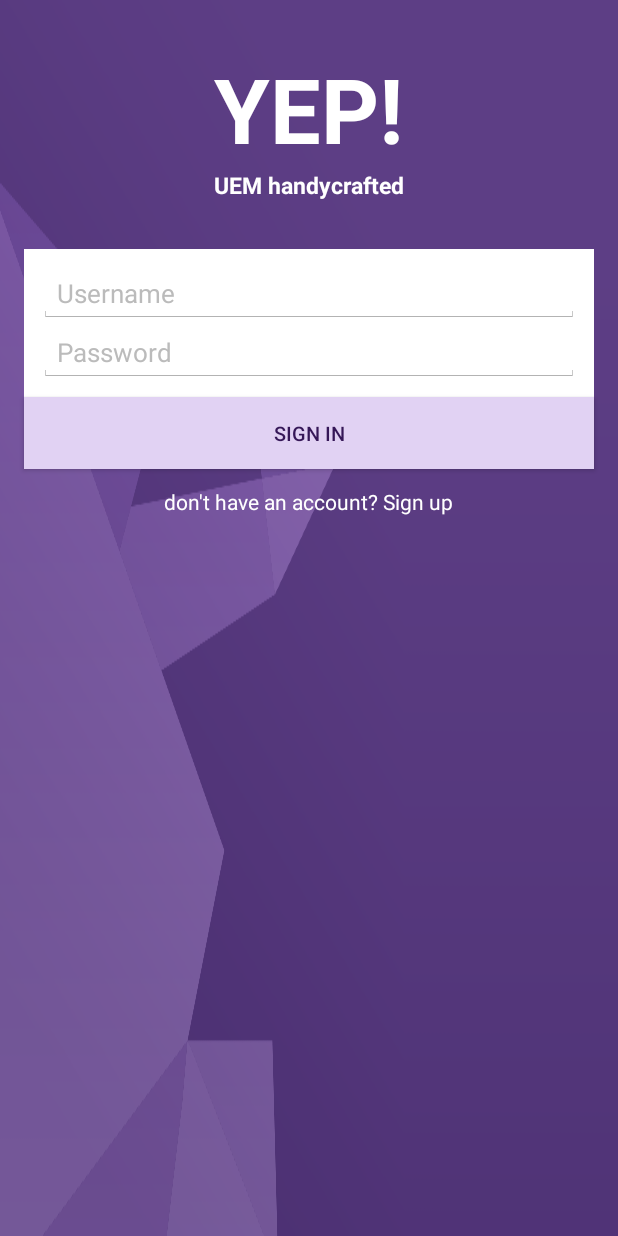
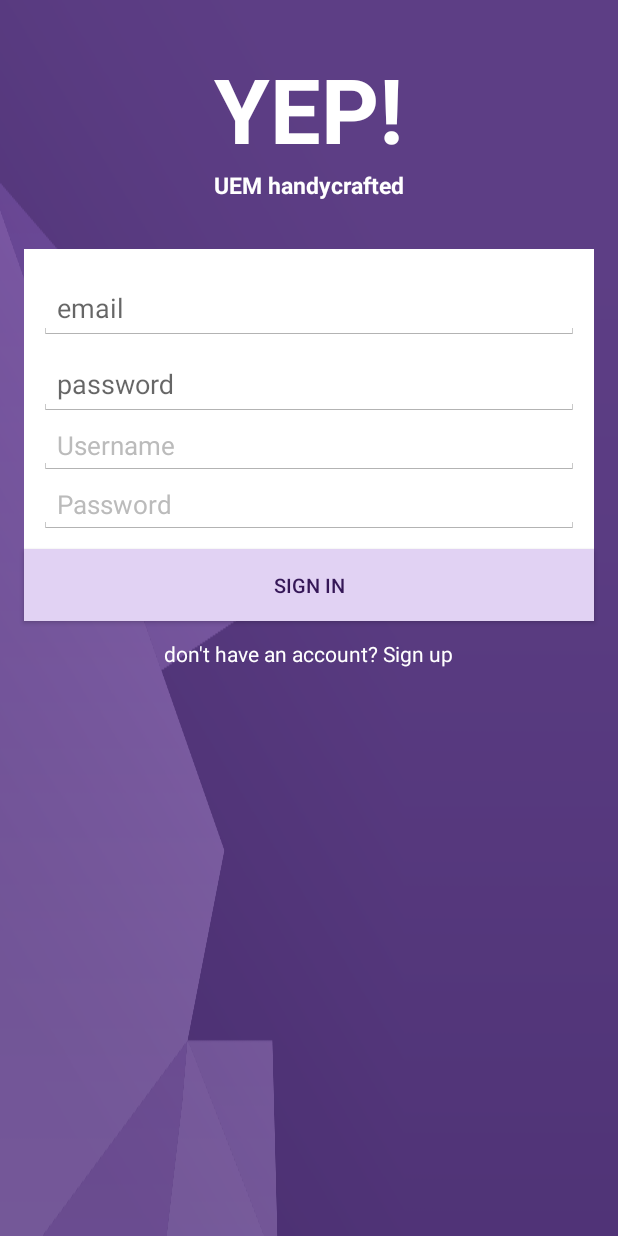
Before and after one commit to Sanperolo/Qizit, an Android app: the screen it shows after launch (LoginActivity), on a phone screen of 412 x 824 dp. Run offline under Robolectric (Android 15) with nearby library versions, the phone set to English and light mode, and no system bars.

Commit message:
not working yet

```diff
--- a/app/src/main/res/layout/activity_login.xml
+++ b/app/src/main/res/layout/activity_login.xml
@@ -25,6 +25,39 @@
     <LinearLayout
         android:id="@+id/keysLayout"
         style="@style/AuthFieldContainer">
+
+        <android.support.design.widget.TextInputLayout
+            android:layout_width="match_parent"
+            android:layout_height="wrap_content">
+
+            <AutoCompleteTextView
+                android:id="@+id/email"
+                android:layout_width="match_parent"
+                android:layout_height="wrap_content"
+                android:hint="email"
+                android:inputType="textEmailAddress"
+                android:maxLines="1"
+                android:singleLine="true" />
+
+        </android.support.design.widget.TextInputLayout>
+
+        <android.support.design.widget.TextInputLayout
+            android:layout_width="match_parent"
+            android:layout_height="wrap_content">
+
+            <EditText
+                android:id="@+id/password"
+                android:layout_width="match_parent"
+                android:layout_height="wrap_content"
+                android:hint="password"
+                android:imeActionId="@+id/loginbutton"
+                android:imeActionLabel="action_sign_in_short"
+                android:imeOptions="actionUnspecified"
+                android:inputType="textPassword"
+                android:maxLines="1"
+                android:singleLine="true" />
+
+        </android.support.design.widget.TextInputLayout>
 
         <EditText
             android:id="@+id/usernamefield"
```
